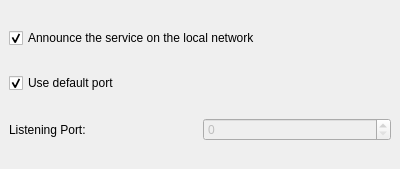
Above: configtcp.ui from KDE/krfb before the change. Below: the same form after it.
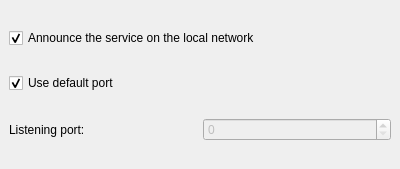
That is the form after the change.

Patch:
```diff
--- a/configtcp.ui
+++ b/configtcp.ui
@@ -47,7 +47,7 @@
      <item>
       <widget class="QLabel" name="label" >
        <property name="text" >
-        <string>Listening Port:</string>
+        <string>Listening port:</string>
        </property>
        <property name="buddy" >
         <cstring>kcfg_port</cstring>
```
